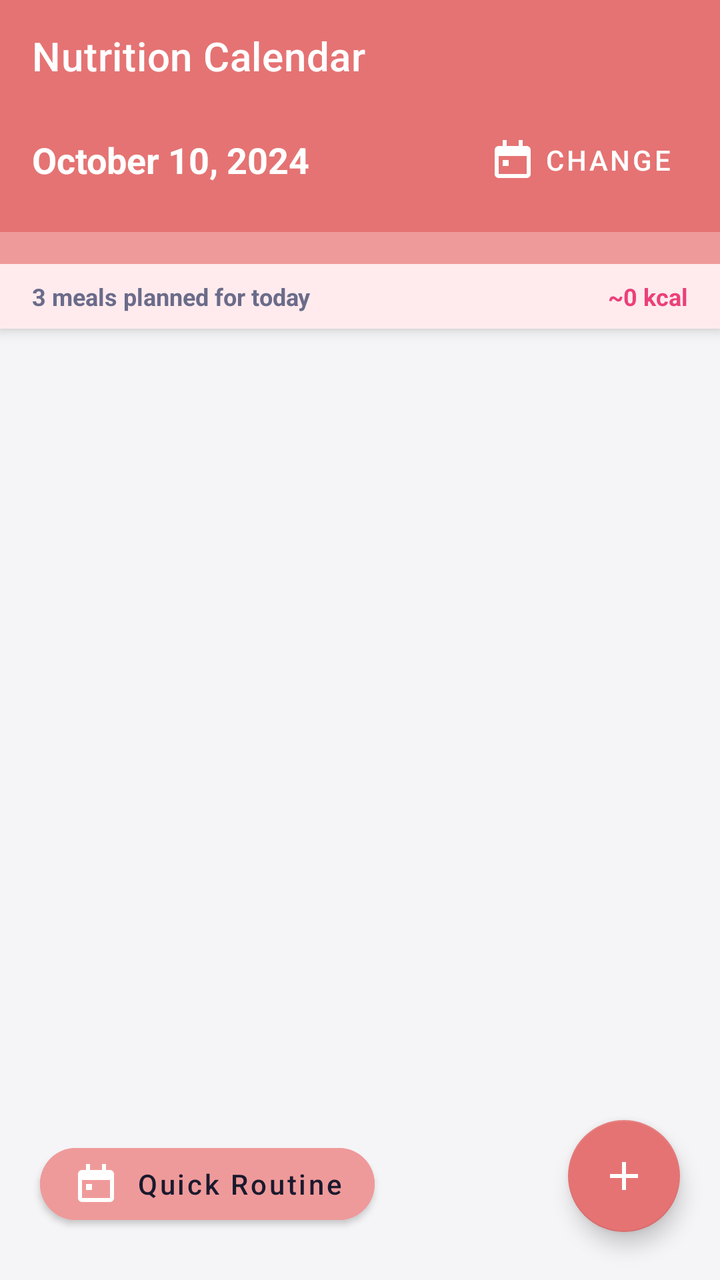
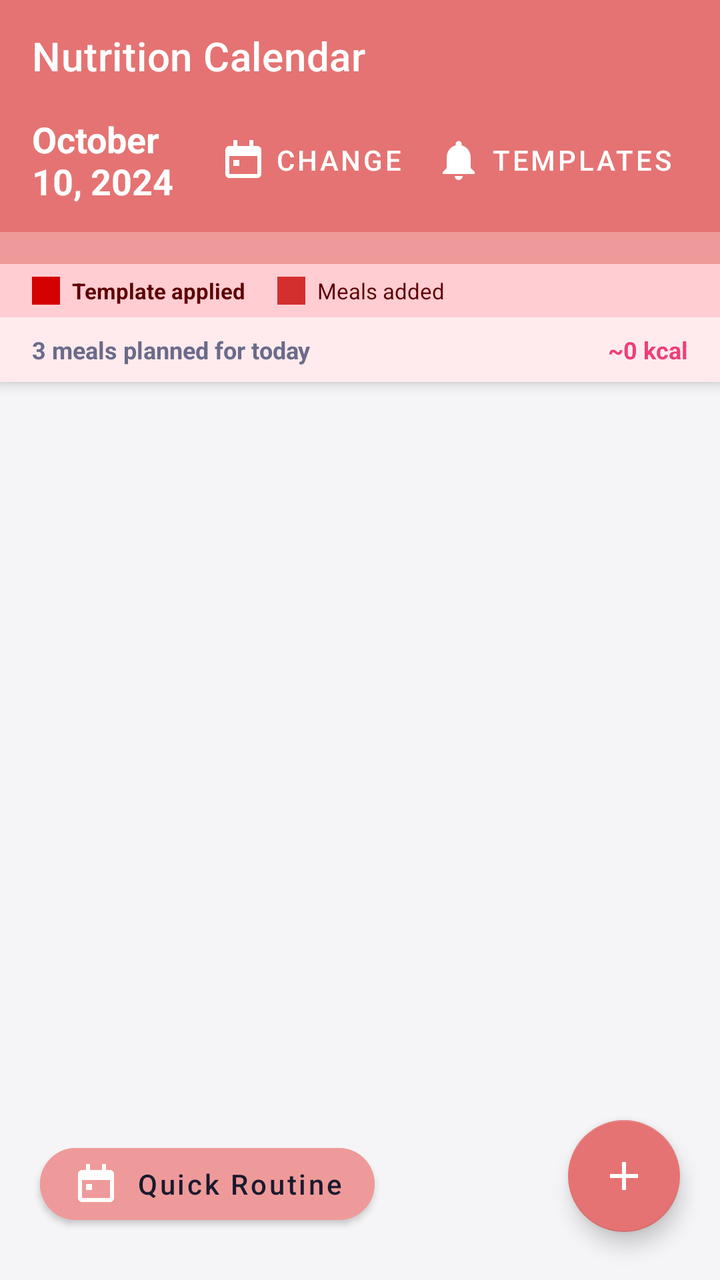

An Android layout rendered at two revisions. The XML below is the earlier revision; the diff shows what the commit changed to produce the second picture.
<!-- AndroidManifest.xml: application theme Theme.DailyRoutine -->
<!-- res/layout/activity_diet_plan.xml -->
<?xml version="1.0" encoding="utf-8"?>
<androidx.coordinatorlayout.widget.CoordinatorLayout xmlns:android="http://schemas.android.com/apk/res/android"
    xmlns:app="http://schemas.android.com/apk/res-auto"
    android:layout_width="match_parent"
    android:layout_height="match_parent"
    android:background="@color/bgPage">

    <com.google.android.material.appbar.AppBarLayout
        android:id="@+id/appBar"
        android:layout_width="match_parent"
        android:layout_height="wrap_content">

        <androidx.appcompat.widget.Toolbar
            android:id="@+id/toolbar"
            android:layout_width="match_parent"
            android:layout_height="?attr/actionBarSize"
            android:background="#E57373"
            app:title="Nutrition Calendar"
            app:titleTextColor="@android:color/white"/>

        <LinearLayout
            android:layout_width="match_parent"
            android:layout_height="wrap_content"
            android:background="#E57373"
            android:orientation="horizontal"
            android:paddingHorizontal="16dp"
            android:paddingBottom="12dp"
            android:gravity="center_vertical">

            <TextView
                android:id="@+id/tvSelectedDate"
                android:layout_width="0dp"
                android:layout_height="wrap_content"
                android:layout_weight="1"
                android:text="October 10, 2024"
                android:textColor="@android:color/white"
                android:textStyle="bold"
                android:textSize="18sp"/>

            <com.google.android.material.button.MaterialButton
                android:id="@+id/btnPickDate"
                style="@style/Widget.MaterialComponents.Button.TextButton"
                android:layout_width="wrap_content"
                android:layout_height="wrap_content"
                android:text="Change"
                android:textColor="@android:color/white"
                app:icon="@drawable/ic_calendar"
                app:iconTint="@android:color/white"/>
        </LinearLayout>

        <HorizontalScrollView
            android:layout_width="match_parent"
            android:layout_height="wrap_content"
            android:background="#EF9A9A"
            android:scrollbars="none">
            <LinearLayout
                android:id="@+id/llDays"
                android:layout_width="wrap_content"
                android:layout_height="wrap_content"
                android:orientation="horizontal"
                android:padding="8dp"/>
        </HorizontalScrollView>

        <LinearLayout
            android:layout_width="match_parent"
            android:layout_height="wrap_content"
            android:background="#FFEBEE"
            android:paddingHorizontal="16dp"
            android:paddingVertical="8dp"
            android:orientation="horizontal"
            android:gravity="center_vertical">

            <TextView
                android:id="@+id/tvMealCount"
                android:layout_width="0dp"
                android:layout_height="wrap_content"
                android:layout_weight="1"
                android:text="3 meals planned for today"
                android:textColor="@color/textSecondary"
                android:textSize="12sp"
                android:textStyle="bold"/>

            <TextView
                android:id="@+id/tvTotalCaloriesToday"
                android:layout_width="wrap_content"
                android:layout_height="wrap_content"
                android:text="~0 kcal"
                android:textColor="@color/healthCalories"
                android:textSize="12sp"
                android:textStyle="bold"/>
        </LinearLayout>

    </com.google.android.material.appbar.AppBarLayout>

    <androidx.recyclerview.widget.RecyclerView
        android:id="@+id/rvMeals"
        android:layout_width="match_parent"
        android:layout_height="match_parent"
        android:padding="8dp"
        android:clipToPadding="false"
        android:paddingBottom="96dp"
        app:layout_behavior="@string/appbar_scrolling_view_behavior"/>

    <com.google.android.material.button.MaterialButton
        android:id="@+id/btnQuickRoutine"
        android:layout_width="wrap_content"
        android:layout_height="wrap_content"
        android:layout_gravity="bottom|start"
        android:layout_marginStart="20dp"
        android:layout_marginBottom="24dp"
        android:text="Quick Routine"
        android:textAllCaps="false"
        app:cornerRadius="24dp"
        android:backgroundTint="#EF9A9A"
        android:textColor="@color/textPrimary"
        app:icon="@drawable/ic_calendar"/>

    <com.google.android.material.floatingactionbutton.FloatingActionButton
        android:id="@+id/fabAddMeal"
        android:layout_width="wrap_content"
        android:layout_height="wrap_content"
        android:layout_gravity="bottom|end"
        android:layout_marginEnd="20dp"
        android:layout_marginBottom="24dp"
        android:src="@drawable/ic_add"
        app:backgroundTint="#E57373"
        app:tint="@android:color/white"
        android:contentDescription="Add Meal"/>

</androidx.coordinatorlayout.widget.CoordinatorLayout>
<!-- resources referenced by this layout -->
<resources>
  <color name="bgPage">#F5F5F7</color>
  <color name="healthCalories">#EC407A</color>
  <color name="textPrimary">#1A1A2E</color>
  <color name="textSecondary">#6B6B8A</color>
  <!-- drawable ic_add (drawable) -->
  <vector xmlns:android="http://schemas.android.com/apk/res/android" android:width="24dp" android:height="24dp" android:viewportWidth="24" android:viewportHeight="24">
      <path android:fillColor="@color/iconSuccess" android:pathData="M11,5H13V11H19V13H13V19H11V13H5V11H11V5Z"/>
  </vector>
  <!-- drawable ic_calendar (drawable) -->
  <vector xmlns:android="http://schemas.android.com/apk/res/android" android:width="24dp" android:height="24dp" android:viewportWidth="24" android:viewportHeight="24">
      <path android:fillColor="@color/iconCalendar" android:pathData="M7,2H9V5H15V2H17V5H19C20.1,5 21,5.9 21,7V19C21,20.1 20.1,21 19,21H5C3.9,21 3,20.1 3,19V7C3,5.9 3.9,5 5,5H7V2ZM5,10V19H19V10H5ZM7,12H10V15H7V12Z"/>
  </vector>
  <style name="Theme.DailyRoutine" parent="Theme.MaterialComponents.DayNight.NoActionBar">
          <item name="colorPrimary">@color/primary</item>
          <item name="colorPrimaryVariant">@color/primaryDark</item>
          <item name="colorOnPrimary">@android:color/white</item>
          <item name="colorSecondary">@color/accent</item>
          <item name="colorOnSecondary">@android:color/white</item>
          <item name="android:windowBackground">@color/bgPage</item>
          <item name="android:statusBarColor">@color/statusBar</item>
          <item name="android:navigationBarColor">@color/primaryDark</item>
          
          <item name="dialogCornerRadius">16dp</item>
      </style>
  <color name="iconSuccess">#00C853</color>
  <color name="iconCalendar">#7B1FA2</color>
  <color name="primary">#5B5FEF</color>
  <color name="primaryDark">#3F41C2</color>
  <color name="accent">#7E57C2</color>
  <color name="statusBar">#5B5FEF</color>
</resources>

<!-- the commit's change to res/layout/activity_diet_plan.xml (unified diff, before → after) -->
@@ -46,6 +46,16 @@
                 android:textColor="@android:color/white"
                 app:icon="@drawable/ic_calendar"
                 app:iconTint="@android:color/white"/>
+
+            <com.google.android.material.button.MaterialButton
+                android:id="@+id/btnTemplatesDiet"
+                style="@style/Widget.MaterialComponents.Button.TextButton"
+                android:layout_width="wrap_content"
+                android:layout_height="wrap_content"
+                android:text="Templates"
+                android:textColor="@android:color/white"
+                app:icon="@drawable/ic_reminder"
+                app:iconTint="@android:color/white"/>
         </LinearLayout>
 
         <HorizontalScrollView
@@ -60,6 +70,45 @@
                 android:orientation="horizontal"
                 android:padding="8dp"/>
         </HorizontalScrollView>
+
+        <LinearLayout
+            android:id="@+id/llMealTemplateLegend"
+            android:layout_width="match_parent"
+            android:layout_height="wrap_content"
+            android:background="#FFCDD2"
+            android:gravity="center_vertical"
+            android:orientation="horizontal"
+            android:paddingHorizontal="16dp"
+            android:paddingVertical="6dp">
+
+            <View
+                android:layout_width="14dp"
+                android:layout_height="14dp"
+                android:background="#D50000" />
+
+            <TextView
+                android:layout_width="wrap_content"
+                android:layout_height="wrap_content"
+                android:layout_marginStart="6dp"
+                android:text="Template applied"
+                android:textColor="#5D0000"
+                android:textSize="11sp"
+                android:textStyle="bold" />
+
+            <View
+                android:layout_width="14dp"
+                android:layout_height="14dp"
+                android:layout_marginStart="16dp"
+                android:background="#D32F2F" />
+
+            <TextView
+                android:layout_width="wrap_content"
+                android:layout_height="wrap_content"
+                android:layout_marginStart="6dp"
+                android:text="Meals added"
+                android:textColor="#5D0000"
+                android:textSize="11sp" />
+        </LinearLayout>
 
         <LinearLayout
             android:layout_width="match_parent"
<!-- resource entries referenced after the edit -->
@@ -11,6 +11,10 @@
   <!-- drawable ic_calendar (drawable) -->
   <vector xmlns:android="http://schemas.android.com/apk/res/android" android:width="24dp" android:height="24dp" android:viewportWidth="24" android:viewportHeight="24">
       <path android:fillColor="@color/iconCalendar" android:pathData="M7,2H9V5H15V2H17V5H19C20.1,5 21,5.9 21,7V19C21,20.1 20.1,21 19,21H5C3.9,21 3,20.1 3,19V7C3,5.9 3.9,5 5,5H7V2ZM5,10V19H19V10H5ZM7,12H10V15H7V12Z"/>
+  </vector>
+  <!-- drawable ic_reminder (drawable) -->
+  <vector xmlns:android="http://schemas.android.com/apk/res/android" android:width="24dp" android:height="24dp" android:viewportWidth="24" android:viewportHeight="24">
+      <path android:fillColor="@color/iconReminder" android:pathData="M12,22C13.1,22 14,21.1 14,20H10C10,21.1 10.9,22 12,22ZM18,16V11C18,7.9 16.4,5.4 13.5,4.7V4C13.5,3.2 12.8,2.5 12,2.5C11.2,2.5 10.5,3.2 10.5,4V4.7C7.6,5.4 6,7.9 6,11V16L4,18V19H20V18L18,16Z"/>
   </vector>
   <style name="Theme.DailyRoutine" parent="Theme.MaterialComponents.DayNight.NoActionBar">
           <item name="colorPrimary">@color/primary</item>
@@ -26,6 +30,7 @@
       </style>
   <color name="iconSuccess">#00C853</color>
   <color name="iconCalendar">#7B1FA2</color>
+  <color name="iconReminder">#5B5FEF</color>
   <color name="primary">#5B5FEF</color>
   <color name="primaryDark">#3F41C2</color>
   <color name="accent">#7E57C2</color>
